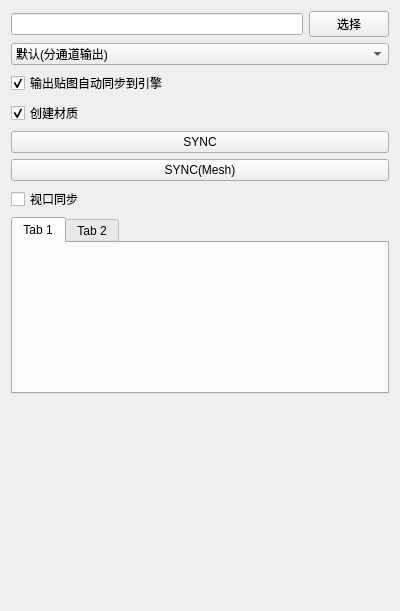
Qt form sp_sync_ui.ui (yangskin/SPsync) before a commit.
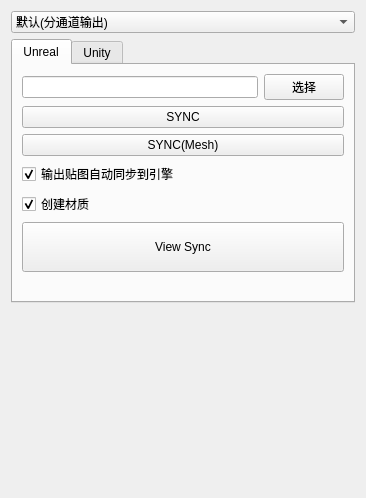
The same form after that commit.

```diff
--- a/sp_sync_ui.ui
+++ b/sp_sync_ui.ui
@@ -9,31 +9,14 @@
    <rect>
     <x>0</x>
     <y>0</y>
-    <width>400</width>
-    <height>611</height>
+    <width>366</width>
+    <height>498</height>
    </rect>
   </property>
   <property name="windowTitle">
    <string>SPsync</string>
   </property>
   <layout class="QVBoxLayout" name="verticalLayout">
-   <item>
-    <layout class="QHBoxLayout" name="horizontalLayout">
-     <property name="topMargin">
-      <number>0</number>
-     </property>
-     <item>
-      <widget class="QLineEdit" name="file_path"/>
-     </item>
-     <item>
-      <widget class="QPushButton" name="file_select">
-       <property name="text">
-        <string>选择</string>
-       </property>
-      </widget>
-     </item>
-    </layout>
-   </item>
    <item>
     <widget class="QComboBox" name="select_preset">
      <item>
@@ -43,47 +26,6 @@
      </item>
     </widget>
    </item>
-   <item>
-    <widget class="QCheckBox" name="auto_sync">
-     <property name="text">
-      <string>输出贴图自动同步到引擎</string>
-     </property>
-     <property name="checked">
-      <bool>true</bool>
-     </property>
-    </widget>
-   </item>
-   <item>
-    <widget class="QCheckBox" name="create_material">
-     <property name="text">
-      <string>创建材质</string>
-     </property>
-     <property name="checked">
-      <bool>true</bool>
-     </property>
-    </widget>
-   </item>
-   <item>
-    <widget class="QPushButton" name="sync_button">
-     <property name="text">
-      <string>SYNC</string>
-     </property>
-    </widget>
-   </item>
-   <item>
-    <widget class="QPushButton" name="sync_mesh_button">
-     <property name="text">
-      <string>SYNC(Mesh)</string>
-     </property>
-    </widget>
-   </item>
-   <item>
-    <widget class="QCheckBox" name="view_sync">
-     <property name="text">
-      <string>视口同步</string>
-     </property>
-    </widget>
-   </item>
    <item>
     <widget class="QTabWidget" name="tabWidget">
      <property name="enabled">
@@ -92,6 +34,9 @@
      <property name="autoFillBackground">
       <bool>true</bool>
      </property>
+     <property name="tabPosition">
+      <enum>QTabWidget::North</enum>
+     </property>
      <property name="currentIndex">
       <number>0</number>
      </property>
@@ -133,23 +78,128 @@
        <bool>false</bool>
       </property>
       <attribute name="title">
-       <string>Tab 1</string>
+       <string>Unreal</string>
       </attribute>
-      <widget class="QWidget" name="verticalLayoutWidget">
-       <property name="geometry">
-        <rect>
-         <x>50</x>
-         <y>40</y>
-         <width>271</width>
-         <height>101</height>
-        </rect>
-       </property>
-       <layout class="QVBoxLayout" name="verticalLayout_2"/>
-      </widget>
+      <layout class="QGridLayout" name="gridLayout">
+       <item row="3" column="0">
+        <widget class="QCheckBox" name="auto_sync">
+         <property name="text">
+          <string>输出贴图自动同步到引擎</string>
+         </property>
+         <property name="checked">
+          <bool>true</bool>
+         </property>
+        </widget>
+       </item>
+       <item row="0" column="0">
+        <layout class="QHBoxLayout" name="horizontalLayout">
+         <property name="topMargin">
+          <number>0</number>
+         </property>
+         <item>
+          <widget class="QLineEdit" name="file_path"/>
+         </item>
+         <item>
+          <widget class="QPushButton" name="file_select">
+           <property name="text">
+            <string>选择</string>
+           </property>
+          </widget>
+         </item>
+        </layout>
+       </item>
+       <item row="11" column="0">
+        <spacer name="verticalSpacer_2">
+         <property name="orientation">
+          <enum>Qt::Vertical</enum>
+         </property>
+         <property name="sizeHint" stdset="0">
+          <size>
+           <width>20</width>
+           <height>40</height>
+          </size>
+         </property>
+        </spacer>
+       </item>
+       <item row="1" column="0">
+        <widget class="QPushButton" name="sync_button">
+         <property name="text">
+          <string>SYNC</string>
+         </property>
+        </widget>
+       </item>
+       <item row="2" column="0">
+        <widget class="QPushButton" name="sync_mesh_button">
+         <property name="text">
+          <string>SYNC(Mesh)</string>
+         </property>
+        </widget>
+       </item>
+       <item row="8" column="0">
+        <layout class="QHBoxLayout" name="horizontalLayout_3">
+         <property name="spacing">
+          <number>6</number>
+         </property>
+         <property name="rightMargin">
+          <number>0</number>
+         </property>
+         <property name="bottomMargin">
+          <number>0</number>
+         </property>
+        </layout>
+       </item>
+       <item row="5" column="0">
+        <widget class="QToolButton" name="sync_view">
+         <property name="sizePolicy">
+          <sizepolicy hsizetype="Preferred" vsizetype="Fixed">
+           <horstretch>0</horstretch>
+           <verstretch>0</verstretch>
+          </sizepolicy>
+         </property>
+         <property name="minimumSize">
+          <size>
+           <width>0</width>
+           <height>50</height>
+          </size>
+         </property>
+         <property name="tabletTracking">
+          <bool>false</bool>
+         </property>
+         <property name="acceptDrops">
+          <bool>false</bool>
+         </property>
+         <property name="layoutDirection">
+          <enum>Qt::LeftToRight</enum>
+         </property>
+         <property name="autoFillBackground">
+          <bool>false</bool>
+         </property>
+         <property name="text">
+          <string>View Sync</string>
+         </property>
+         <property name="checkable">
+          <bool>true</bool>
+         </property>
+         <property name="checked">
+          <bool>false</bool>
+         </property>
+        </widget>
+       </item>
+       <item row="4" column="0">
+        <widget class="QCheckBox" name="create_material">
+         <property name="text">
+          <string>创建材质</string>
+         </property>
+         <property name="checked">
+          <bool>true</bool>
+         </property>
+        </widget>
+       </item>
+      </layout>
      </widget>
      <widget class="QWidget" name="tab_2">
       <attribute name="title">
-       <string>Tab 2</string>
+       <string>Unity</string>
       </attribute>
      </widget>
     </widget>
```
Left out of the diff: 4 changed lines with no effect on the pictures.
